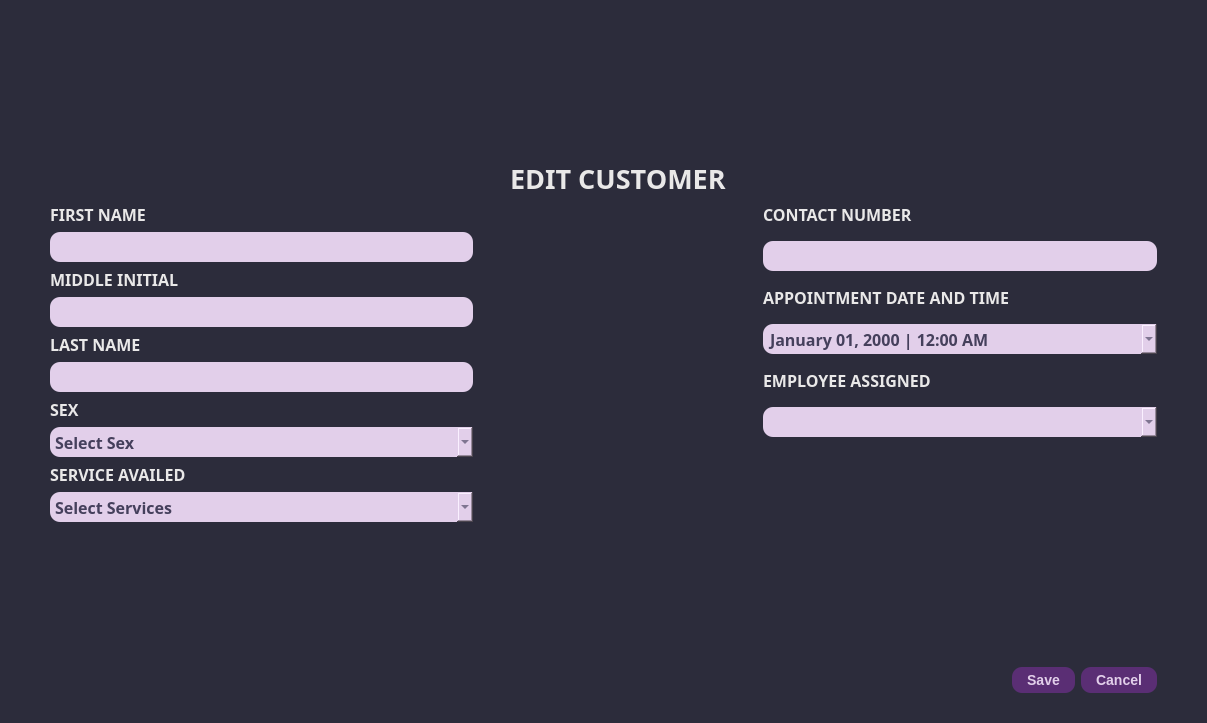
First picture: the form in ui_files/edit_customer_dialog.ui, repository porgarmer/Jeb-s-Salon, before the edit.
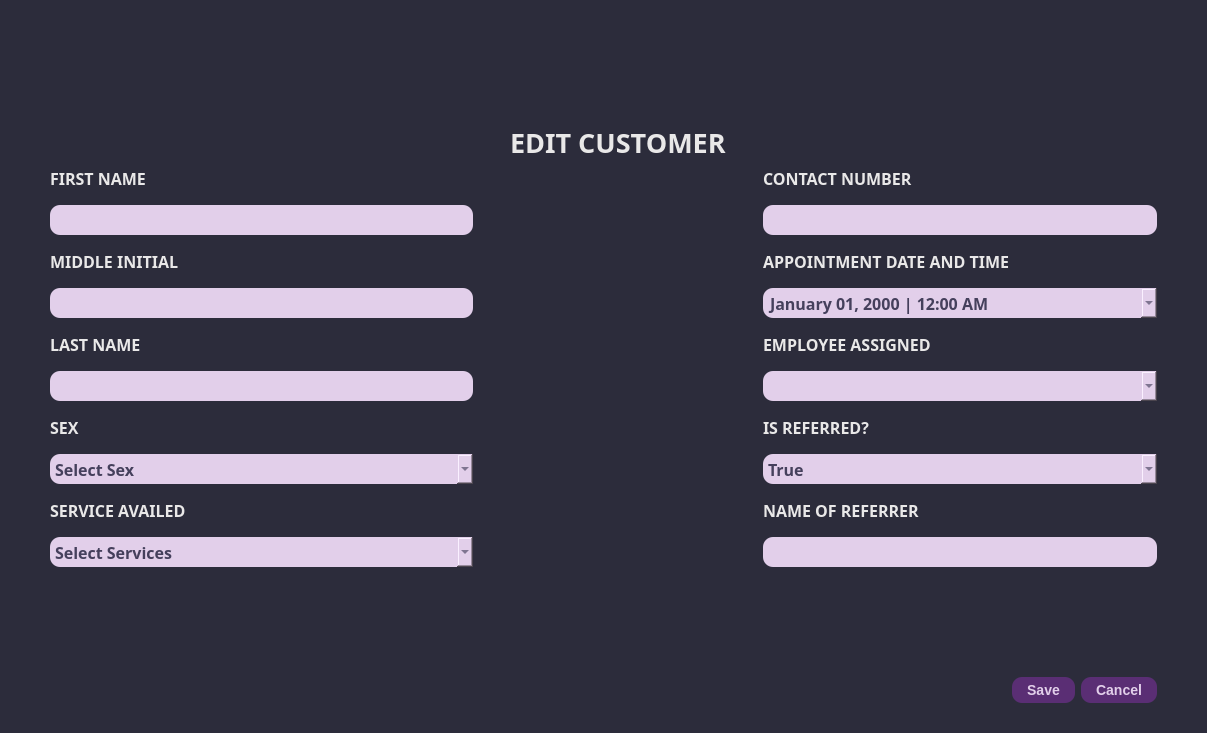
Second picture: the form after the edit. Icons and pictures are not drawn.

Patch:
```diff
--- a/ui_files/edit_customer_dialog.ui
+++ b/ui_files/edit_customer_dialog.ui
@@ -10,7 +10,7 @@
     <x>0</x>
     <y>0</y>
     <width>1207</width>
-    <height>723</height>
+    <height>733</height>
    </rect>
   </property>
   <property name="minimumSize">
@@ -203,6 +203,9 @@
         </item>
         <item row="1" column="0">
          <layout class="QVBoxLayout" name="verticalLayout_15">
+          <property name="spacing">
+           <number>15</number>
+          </property>
           <item>
            <layout class="QVBoxLayout" name="verticalLayout">
             <item>
@@ -304,6 +307,9 @@
           </item>
           <item>
            <layout class="QVBoxLayout" name="verticalLayout_7">
+            <property name="spacing">
+             <number>15</number>
+            </property>
             <item>
              <widget class="QLabel" name="label_15">
               <property name="font">
@@ -545,17 +551,64 @@
              </widget>
             </item>
             <item>
-             <spacer name="verticalSpacer_3">
-              <property name="orientation">
-               <enum>Qt::Vertical</enum>
+             <widget class="QLabel" name="label_8">
+              <property name="font">
+               <font>
+                <family>JetBrains Mono</family>
+                <pointsize>12</pointsize>
+                <bold>true</bold>
+               </font>
               </property>
-              <property name="sizeHint" stdset="0">
-               <size>
-                <width>20</width>
-                <height>40</height>
-               </size>
+              <property name="text">
+               <string>IS REFERRED?</string>
               </property>
-             </spacer>
+             </widget>
+            </item>
+            <item>
+             <widget class="QComboBox" name="cus_referred">
+              <property name="font">
+               <font>
+                <family>JetBrains Mono</family>
+                <pointsize>12</pointsize>
+                <bold>true</bold>
+               </font>
+              </property>
+              <item>
+               <property name="text">
+                <string>True</string>
+               </property>
+              </item>
+              <item>
+               <property name="text">
+                <string>False</string>
+               </property>
+              </item>
+             </widget>
+            </item>
+            <item>
+             <widget class="QLabel" name="label_10">
+              <property name="font">
+               <font>
+                <family>JetBrains Mono</family>
+                <pointsize>12</pointsize>
+                <bold>true</bold>
+               </font>
+              </property>
+              <property name="text">
+               <string>NAME OF REFERRER</string>
+              </property>
+             </widget>
+            </item>
+            <item>
+             <widget class="QLineEdit" name="cus_referrer_name">
+              <property name="font">
+               <font>
+                <family>JetBrains Mono</family>
+                <pointsize>12</pointsize>
+                <bold>true</bold>
+               </font>
+              </property>
+             </widget>
             </item>
            </layout>
           </item>
```
